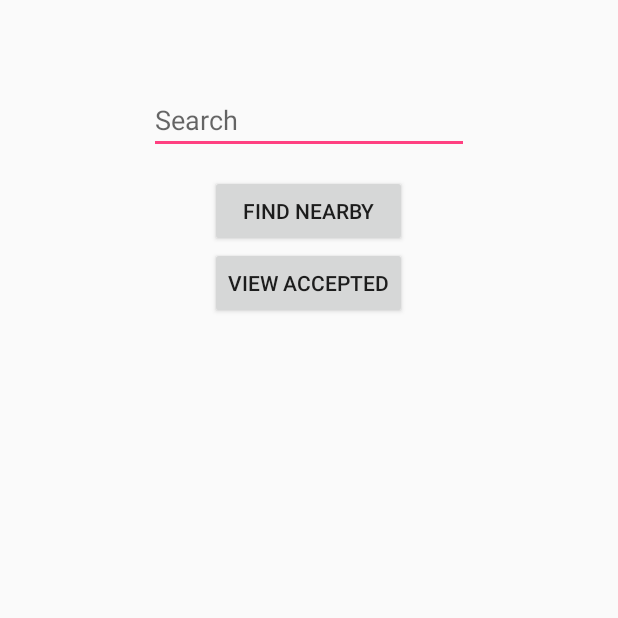
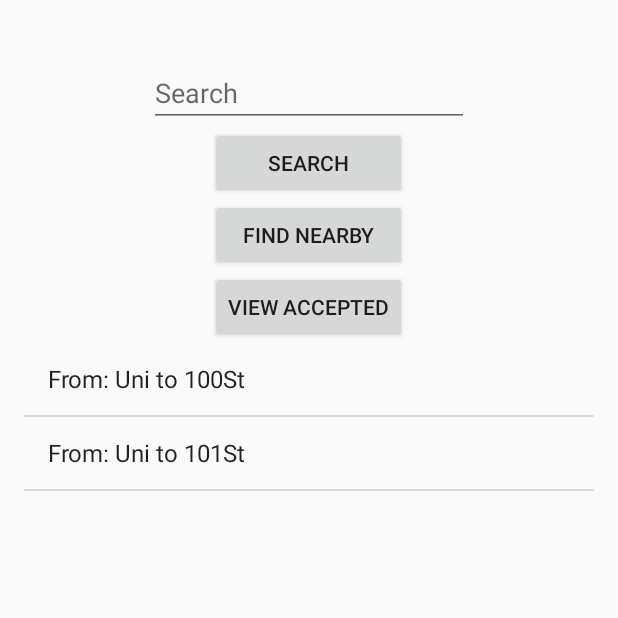
Before and after one commit to CMPUT301F16T06/RideNGo, an Android app: the DriverMainActivity screen opened directly, with no data from a screen before it, on a phone screen of 412 x 824 dp, the top half of it. Run offline under Robolectric (Android 15) with nearby library versions, the phone set to English and light mode, and no system bars.

Commit message:
DriverMainActivity,DriverRequestDetailActivity are built, driver main waiting for search part, request detail waiting for add driver/call/email functionalities. A temp test code is added to RideRequestList. Two user's interfaces are built

```diff
--- a/RideNGo/app/src/main/java/assignment1/ridengo/DriverMainActivity.java
+++ b/RideNGo/app/src/main/java/assignment1/ridengo/DriverMainActivity.java
@@ -1,16 +1,77 @@
 package assignment1.ridengo;
 
 import android.app.Activity;
+import android.content.Intent;
 import android.os.Bundle;
+import android.view.View;
+import android.widget.AdapterView;
+import android.widget.ArrayAdapter;
+import android.widget.Button;
+import android.widget.ListView;
+import android.widget.Toast;
+
+import java.util.ArrayList;
+import java.util.List;
 
 public class DriverMainActivity extends Activity {
-
+    private String username;
+    final Activity activity = this;
+    private ArrayAdapter<RideRequest> adapter;
+    private ArrayList<RideRequest> tempTestList = new ArrayList<RideRequest>();
     @Override
     protected void onCreate(Bundle savedInstanceState) {
         super.onCreate(savedInstanceState);
         setContentView(R.layout.activity_driver_main);
 
+        username = getIntent().getStringExtra("username");
+
+        /*
+        Set up all buttons, ListView, and adapter here
+        When the activity starts, a suggested request list is shown in list view. The suggested list
+        should be the same thing as 'findNearbyButton' returns [except those has been accepted (optional)].
+         */
+        Button searchButton = (Button) findViewById(R.id.SearchButton);
+        Button findNearbyButton = (Button) findViewById(R.id.FindNearbyButton);
+        Button viewAcceptedButton = (Button) findViewById(R.id.ViewAcceptedButton);
+        ListView requestListView = (ListView) findViewById(R.id.DriverRequestListView);
+        final List<RideRequest> rideRequestList = RideRequestController.getRequestList().getTestRequests();
+        adapter = new ArrayAdapter<RideRequest>(activity,android.R.layout.simple_list_item_1,rideRequestList);
+        requestListView.setAdapter(adapter);
+
+        viewAcceptedButton.setOnClickListener(new View.OnClickListener(){
+            @Override
+            public void onClick(View v){
+                Intent intent = new Intent(activity, DriverAcceptedListActivity.class);
+                intent.putExtra("username", username);
+                startActivity(intent);
+            }
+        });
+
+        /*Search part:
+        searchButton.setOnClickListener(new View.OnClickListener(){
+            @Override
+            public void onClick(View v){
+                //TODO
+            }
+         });
+
+         findNearbyButton.setOnClickListener(new View.OnClickListener(){
+            @Override
+            public void onClick(View v){
+                //TODO
+            }
+         });
+         */
+
+        requestListView.setOnItemClickListener(new AdapterView.OnItemClickListener(){
+            @Override
+            public void onItemClick(AdapterView<?> parent, View view, int position, long id){
+                Intent intent = new Intent(activity, DriverRequestDetailActivity.class);
+                int hash = rideRequestList.get((int)id).hashCode();
+                intent.putExtra("hash", hash);
+                startActivity(intent);
+            }
+        });
 
     }
-
 }
--- a/RideNGo/app/src/main/java/assignment1/ridengo/RideRequestList.java
+++ b/RideNGo/app/src/main/java/assignment1/ridengo/RideRequestList.java
@@ -60,6 +60,15 @@ public class RideRequestList {
         return rideRequests;
     }
 
+    public RideRequest getRequestWithHash(int h){
+        for(RideRequest rideRequest: requestList){
+            if(rideRequest.hashCode() == h){
+                return rideRequest;
+            }
+        }
+        return null;
+    }
+
     public void addRequest(RideRequest testRequest) {
         requestList.add(testRequest);
         notifyListeners();
@@ -80,4 +89,23 @@ public class RideRequestList {
         requestList.remove(index);
         notifyListeners();
     }
+
+    //////////////Temp Test Case/////////////
+    public void addTestCase(){
+        User user1 = new User("A","a@example.com","7800000000");
+        UserRider rider1 = new UserRider(user1);
+        RideRequest test1 = new RideRequest("Uni","100St","Have fun",rider1,10.00);
+        User user2 = new User("A","a@example.com","7800000000");
+        UserRider rider2 = new UserRider(user1);
+        RideRequest test2 = new RideRequest("Uni","101St","Have fun",rider1,20.00);
+        requestList.add(test1);
+        requestList.add(test2);
+    }
+    public List<RideRequest> getTestRequests(){
+        addTestCase();
+        if(requestList == null){
+            requestList = new ArrayList<RideRequest>();
+        }
+        return requestList;
+    }
 }
--- a/RideNGo/app/src/main/res/layout/activity_driver_main.xml
+++ b/RideNGo/app/src/main/res/layout/activity_driver_main.xml
@@ -1,5 +1,6 @@
 <?xml version="1.0" encoding="utf-8"?>
 <RelativeLayout xmlns:android="http://schemas.android.com/apk/res/android"
+    xmlns:app="http://schemas.android.com/apk/res-auto"
     xmlns:tools="http://schemas.android.com/tools"
     android:layout_width="match_parent"
     android:layout_height="match_parent"
@@ -10,14 +11,37 @@
     tools:context="assignment1.ridengo.DriverMainActivity">
 
     <Button
+        android:text="View Accepted"
+        android:layout_width="wrap_content"
+        android:layout_height="wrap_content"
+        android:id="@+id/ViewAcceptedButton"
+        android:layout_below="@+id/FindNearbyButton"
+        android:layout_centerHorizontal="true" />
+
+    <ListView
+        android:layout_width="match_parent"
+        android:layout_height="match_parent"
+        android:id="@+id/DriverRequestListView"
+        android:layout_below="@+id/ViewAcceptedButton"
+        android:layout_centerHorizontal="true" />
+
+    <Button
+        android:text="Search"
+        android:layout_width="wrap_content"
+        android:layout_height="wrap_content"
+        android:id="@+id/SearchButton"
+        android:layout_below="@+id/SearchTextView"
+        android:layout_alignStart="@+id/FindNearbyButton"
+        android:layout_alignEnd="@+id/FindNearbyButton" />
+
+    <Button
         android:text="Find Nearby"
         android:layout_width="wrap_content"
         android:layout_height="wrap_content"
-        android:id="@+id/findNearbyButton"
-        android:layout_marginTop="14dp"
-        android:layout_below="@+id/searchTextView"
-        android:layout_alignEnd="@+id/viewAcceptedButton"
-        android:layout_alignStart="@+id/viewAcceptedButton" />
+        android:id="@+id/FindNearbyButton"
+        android:layout_below="@+id/SearchButton"
+        android:layout_alignEnd="@+id/ViewAcceptedButton"
+        android:layout_alignStart="@+id/ViewAcceptedButton" />
 
     <EditText
         android:layout_width="wrap_content"
@@ -25,23 +49,8 @@
         android:inputType="textPersonName"
         android:hint="Search"
         android:ems="10"
-        android:id="@+id/searchTextView"
-        android:layout_marginTop="41dp"
+        android:id="@+id/SearchTextView"
+        android:layout_marginTop="23dp"
         android:layout_alignParentTop="true"
         android:layout_centerHorizontal="true" />
-
-    <Button
-        android:text="View Accepted"
-        android:layout_width="wrap_content"
-        android:layout_height="wrap_content"
-        android:id="@+id/viewAcceptedButton"
-        android:layout_below="@+id/findNearbyButton"
-        android:layout_centerHorizontal="true" />
-
-    <ListView
-        android:layout_width="match_parent"
-        android:layout_height="match_parent"
-        android:id="@+id/requestListView"
-        android:layout_below="@+id/viewAcceptedButton"
-        android:layout_centerHorizontal="true" />
 </RelativeLayout>
--- a/RideNGo/app/src/main/res/layout/activity_request_detail.xml
+++ b/RideNGo/app/src/main/res/layout/activity_request_detail.xml
@@ -27,7 +27,6 @@
         android:text="Start: "
         android:id="@+id/RequestDetailStartTextView"
         android:layout_below="@+id/RequestDetailTextView"
-        android:textSize="10pt"
         android:layout_marginTop="30dp"
         android:editable="false"
         android:layout_alignEnd="@+id/RequestDetialEndTextView"
@@ -36,6 +35,7 @@
     <TextView
         android:layout_width="wrap_content"
         android:layout_height="wrap_content"
+        android:textAppearance="?android:attr/textAppearanceMedium"
         android:text="End:"
         android:id="@+id/RequestDetialEndTextView"
         android:textSize="10pt"
--- a/RideNGo/build.gradle
+++ b/RideNGo/build.gradle
@@ -5,7 +5,7 @@ buildscript {
         jcenter()
     }
     dependencies {
-        classpath 'com.android.tools.build:gradle:2.1.3'
+        classpath 'com.android.tools.build:gradle:2.2.2'
 
         // NOTE: Do not place your application dependencies here; they belong
         // in the individual module build.gradle files
```
Also changed, not shown: RideNGo/app/src/main/java/assignment1/ridengo/DriverRequestDetailActivity.java (+50 -0 lines), RideNGo/app/src/main/res/layout/activity_driver_request_detail.xml (+15 -0 lines).
